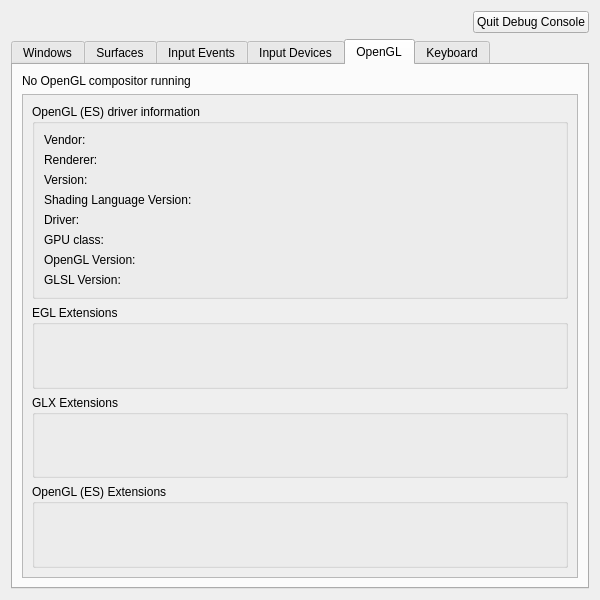
Above: debug_console.ui from KDE/kwin before the change. Below: the same form after it.
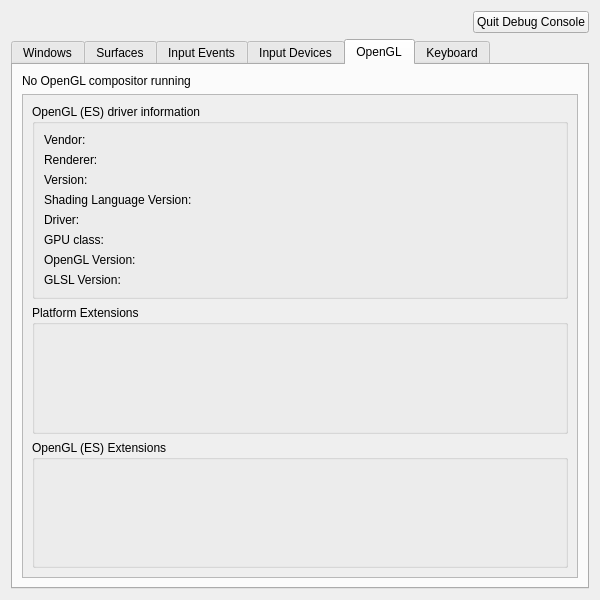
That is the form after the change. The open tabs and pages were chosen to show the change.

Commit message:
Clean up egl/glx extensions in debug console
Summary:
As there is no difference between egl and glx extensions anymore inside
KWin (both are provided through the OpenGLBackend) there is no need to
have to group boxes and do a manual hide/show based on which platform is
used.

Instead there is now just one group box and it's called "Platform
Extensions".

Reviewers: #kwin, #plasma

Subscribers: plasma-devel, kwin

Tags: #kwin

```diff
--- a/debug_console.ui
+++ b/debug_console.ui
@@ -251,27 +251,11 @@
            <item>
             <widget class="QGroupBox" name="eglExtensionsBox">
              <property name="title">
-              <string>EGL Extensions</string>
+              <string>Platform Extensions</string>
              </property>
              <layout class="QVBoxLayout" name="verticalLayout_8">
               <item>
-               <widget class="QLabel" name="eglExtensionsLabel">
-                <property name="text">
-                 <string/>
-                </property>
-               </widget>
-              </item>
-             </layout>
-            </widget>
-           </item>
-           <item>
-            <widget class="QGroupBox" name="glxExtensionsBox">
-             <property name="title">
-              <string>GLX Extensions</string>
-             </property>
-             <layout class="QVBoxLayout" name="verticalLayout_9">
-              <item>
-               <widget class="QLabel" name="glxExtensionsLabel">
+               <widget class="QLabel" name="platformExtensionsLabel">
                 <property name="text">
                  <string/>
                 </property>
```
Left out of the diff: 2 changed lines with no effect on the pictures. The commit also changes 1 other file.
